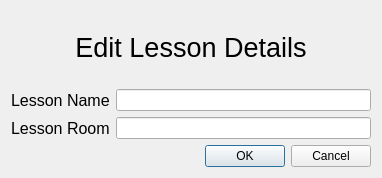
Old version of the form edit_lesson.ui in the repository DamoM73/timetabler2outlook.
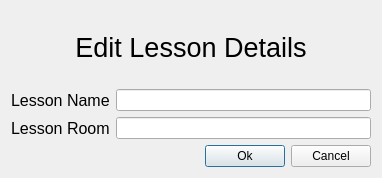
New version of the form.

Commit message:
Edit lessons complete
Need to address None

Patch:
```diff
--- a/edit_lesson.ui
+++ b/edit_lesson.ui
@@ -70,14 +70,35 @@
       </layout>
      </item>
      <item>
-      <widget class="QDialogButtonBox" name="buttonBox">
-       <property name="orientation">
-        <enum>Qt::Horizontal</enum>
-       </property>
-       <property name="standardButtons">
-        <set>QDialogButtonBox::Cancel|QDialogButtonBox::Ok</set>
-       </property>
-      </widget>
+      <layout class="QHBoxLayout" name="horizontalLayout_3">
+       <item>
+        <spacer name="horizontalSpacer">
+         <property name="orientation">
+          <enum>Qt::Horizontal</enum>
+         </property>
+         <property name="sizeHint" stdset="0">
+          <size>
+           <width>40</width>
+           <height>20</height>
+          </size>
+         </property>
+        </spacer>
+       </item>
+       <item>
+        <widget class="QPushButton" name="ok_btn">
+         <property name="text">
+          <string>Ok</string>
+         </property>
+        </widget>
+       </item>
+       <item>
+        <widget class="QPushButton" name="cancel_btn">
+         <property name="text">
+          <string>Cancel</string>
+         </property>
+        </widget>
+       </item>
+      </layout>
      </item>
     </layout>
    </item>
```
Left out of the diff: 35 changed lines with no effect on the pictures. The commit also changes 6 other files.
